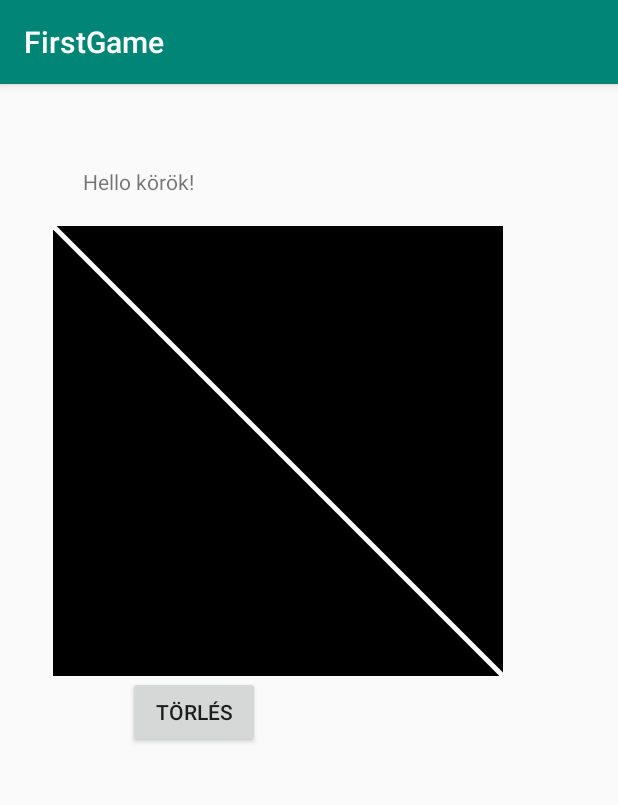
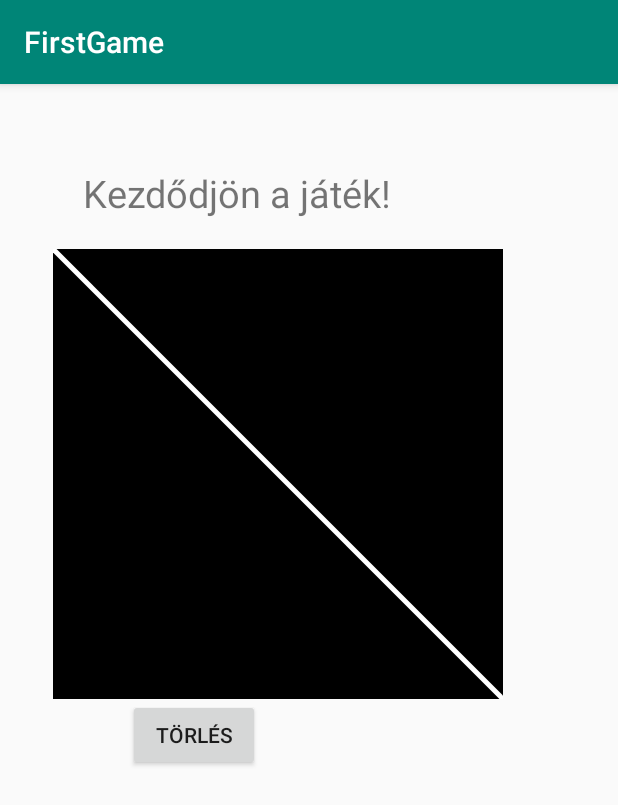
Before and after one commit to zsobe31/FirstGame, an Android app: the screen it shows after launch (MainActivity), after a tap on "TÖRLÉS", on a phone screen of 412 x 824 dp. Shown: the top 805 px of the screen. Run offline under Robolectric (Android 15) with nearby library versions, the phone set to English and light mode, and no system bars.

Commit message:
change_01

```diff
--- a/app/src/main/java/com/zsobe31/firstgame/GameView.java
+++ b/app/src/main/java/com/zsobe31/firstgame/GameView.java
@@ -77,6 +77,11 @@ public class GameView extends View {
             // tobb kor rajzolasa, megmaradnak az elozoleg erintett korok
             circles.add(new PointF(event.getX(), event.getY()));
 
+            // feltetel vizsgalata, 5 kor utan
+            if (circles.size() == 5) {
+                ((MainActivity)getContext()).changeText("Elérted az 5 kört!");
+            }
+
             // a terulet ujrarajzolasa
             invalidate();
         }
--- a/app/src/main/java/com/zsobe31/firstgame/MainActivity.java
+++ b/app/src/main/java/com/zsobe31/firstgame/MainActivity.java
@@ -4,8 +4,11 @@ import android.support.v7.app.AppCompatActivity;
 import android.os.Bundle;
 import android.view.View;
 import android.widget.Button;
+import android.widget.TextView;
 
 public class MainActivity extends AppCompatActivity {
+    // szovegmezo
+    private TextView tvData;
 
     @Override
     protected void onCreate(Bundle savedInstanceState) {
@@ -15,6 +18,9 @@ public class MainActivity extends AppCompatActivity {
         // a gameview megkeresese
         final GameView gameView = findViewById(R.id.gameView);
 
+        // a szövegmezo megkeresese
+        tvData = findViewById(R.id.tvData);
+
         // gombesemeny kezelo letrehozasa
         Button btnClear = findViewById(R.id.btnClear);
         btnClear.setOnClickListener(new View.OnClickListener() {
@@ -22,8 +28,14 @@ public class MainActivity extends AppCompatActivity {
             public void onClick(View v) {
                 // a torlo fuggveny meghivasa
                 gameView.clearGameView();
+                tvData.setText("Kezdődjön a játék!");
             }
         });
 
     }
+
+    // szovegmezo megvaltoztatasa fuggveny
+    public void changeText(String text) {
+        tvData.setText(text);
+    }
 }
--- a/app/src/main/res/layout/activity_main.xml
+++ b/app/src/main/res/layout/activity_main.xml
@@ -9,6 +9,8 @@
     tools:context=".MainActivity">
 
     <TextView
+        android:id="@+id/tvData"
+        android:textSize="25sp"
         android:layout_width="wrap_content"
         android:layout_height="wrap_content"
         android:layout_margin="20dp"
```
